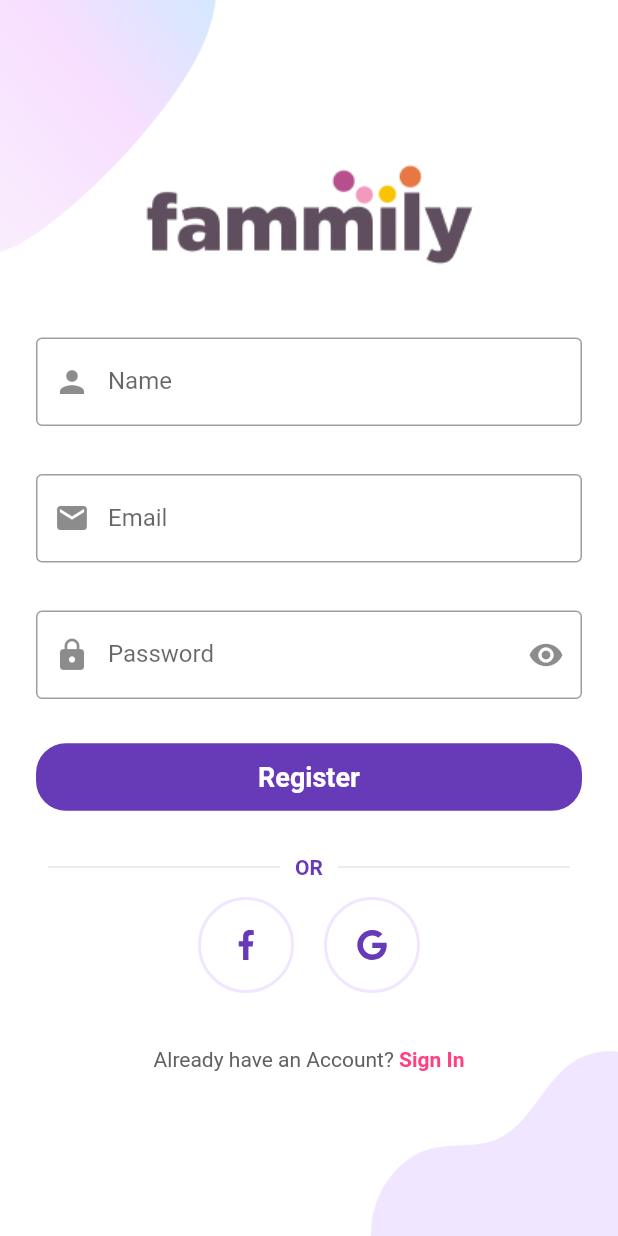
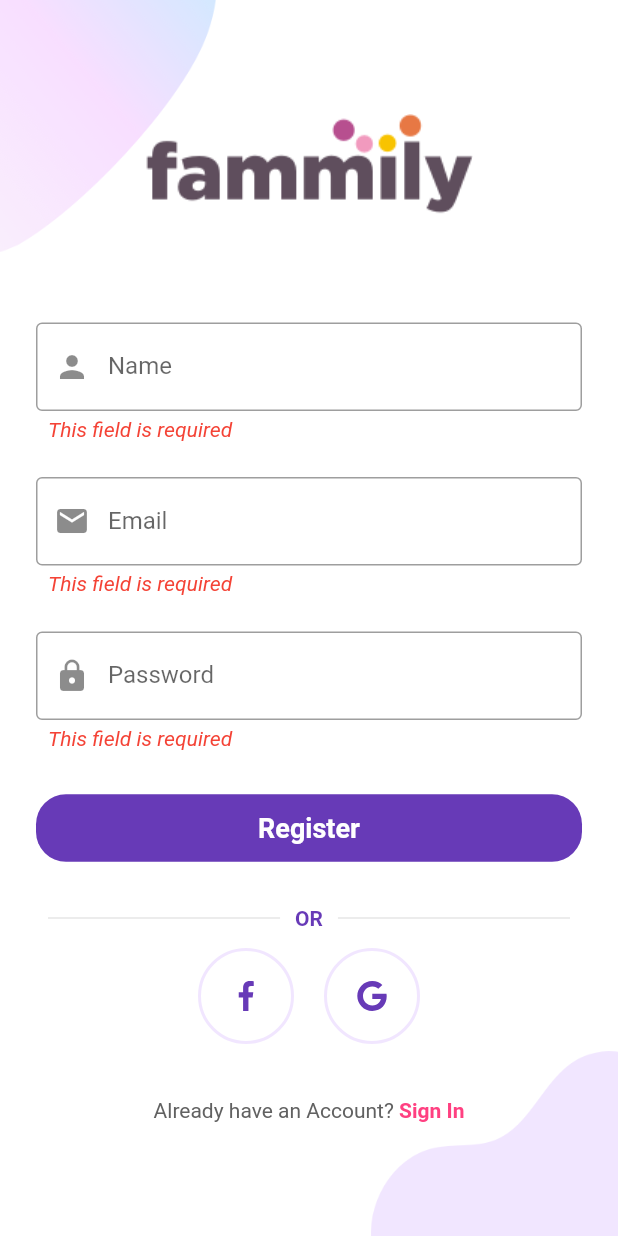
Before and after one commit to PiotrTarasinski/fammily, a Flutter app: the RegisterScreen screen opened directly, after a tap on "Register", on a phone screen of 412 x 824 dp. Run offline on Flutter 3.47's test engine with Material 2 defaults, Android fonts, the phone set to English and light mode, and no system bars; our stand-ins replace cloud_firestore, firebase_auth, firebase_core, flutter_svg, geolocator; accounts and stored records are empty; network calls fail.

Commit message:
Add login, register and logout

```diff
--- /dev/null
+++ b/lib/components/input.dart
@@ -0,0 +1,93 @@
+import 'package:fammily/utils/styles.dart';
+import 'package:flutter/material.dart';
+
+class Input extends StatefulWidget {
+  final String label;
+  final String hintText;
+  final Icon  icon;
+  final IconButton  suffixIcon;
+  final bool obscureText;
+  final TextInputType keyboardType;
+  final void Function(String) onSaveFunc;
+  Input(
+      {this.label,
+        this.hintText,
+        this.icon,
+        this.obscureText = false,
+        this.onSaveFunc,
+        this.keyboardType,
+        this.suffixIcon});
+  @override
+  _InputState createState() => _InputState(
+      hintText: hintText,
+      icon: icon,
+      label: label,
+      obscureText: obscureText,
+      onSaveFunc: onSaveFunc,
+      keyboardType: keyboardType,
+      suffixIcon: suffixIcon);
+}
+
+class _InputState extends State<Input> {
+  final String label;
+  final String hintText;
+  final Icon icon;
+  final IconButton suffixIcon;
+  final bool obscureText;
+  final TextInputType keyboardType;
+  final void Function(String) onSaveFunc;
+  String error;
+
+  _InputState(
+      {this.label,
+        this.hintText,
+        this.icon,
+        this.obscureText = false,
+        this.onSaveFunc,
+        this.keyboardType,
+        this.suffixIcon});
+
+  @override
+  Widget build(BuildContext context) {
+    return Column(crossAxisAlignment: CrossAxisAlignment.start, children: [
+      SizedBox(height: 24.0),
+      Container(
+          child: TextFormField(
+            validator: (value) {
+              if (value.isEmpty) {
+                setState(() {
+                  this.error = 'This field is required';
+                });
+              } else {
+                setState(() {
+                  error = null;
+                });
+              }
+              return null;
+            },
+            onSaved: (String value) {
+              onSaveFunc(value);
+            },
+            obscureText: obscureText,
+            keyboardType: this.keyboardType,
+            decoration: InputDecoration(
+                labelText: this.label,
+                border: OutlineInputBorder(
+                  borderSide: BorderSide(),
+                ),
+                prefixIcon: this.icon,
+                suffixIcon: this.suffixIcon,
+            ),
+          )),
+      if (this.error != null)
+        Container(
+          child: Text(this.error,
+              style: TextStyle(
+                  color: Colors.red,
+                  fontSize: 14.0,
+                  fontStyle: FontStyle.italic)),
+          padding: EdgeInsets.only(top: 4.0, left: 8.0),
+        ),
+    ]);
+  }
+}
--- a/lib/screens/register_screen.dart
+++ b/lib/screens/register_screen.dart
@@ -1,7 +1,10 @@
+import 'package:fammily/api/user.dart';
 import 'package:fammily/components/background.dart';
+import 'package:fammily/components/input.dart';
 import 'package:fammily/components/or_divider.dart';
 import 'package:fammily/components/social_icon.dart';
 import 'package:fammily/screens/login_screen.dart';
+import 'package:firebase_auth/firebase_auth.dart';
 import 'package:flutter/material.dart';
 
 class RegisterScreen extends StatefulWidget {
@@ -9,8 +12,59 @@ class RegisterScreen extends StatefulWidget {
   _RegisterScreenState createState() => _RegisterScreenState();
 }
 
+class _RegisterData {
+  String name = '';
+  String email = '';
+  String password = '';
+
+  void setEmail(String value) {
+    this.email = value;
+  }
+
+  void setPassword(String value) {
+    this.password = value;
+  }
+
+  void setName(String value) {
+    this.name = value;
+  }
+}
+
 class _RegisterScreenState extends State<RegisterScreen> {
+  final _registerFormKey = GlobalKey<FormState>();
   bool _showPassword = false;
+  _RegisterData _registerData = new _RegisterData();
+
+  void register() async {
+    if (_registerFormKey.currentState.validate()) {
+      _registerFormKey.currentState.save();
+      try {
+        User user = (await FirebaseAuth.instance.createUserWithEmailAndPassword(
+            email: _registerData.email, password: _registerData.password))
+            .user;
+        FirestoreUserController.addUser(
+            user.uid, _registerData.name);
+      } on FirebaseAuthException catch (e) {
+        if (e.code == 'weak-password') {
+          print('The password provided is too weak.');
+        } else if (e.code == 'email-already-in-use') {
+          print('The account already exists for that email.');
+        }
+      } catch (e) {
+        print(e);
+      }
+      try {
+       await FirebaseAuth.instance.signInWithEmailAndPassword(
+            email: _registerData.email, password: _registerData.password);
+      } on FirebaseAuthException catch (e) {
+        if (e.code == 'user-not-found') {
+          print('No user found for that email.');
+        } else if (e.code == 'wrong-password') {
+          print('Wrong password provided for that user.');
+        }
+      }
+    }
+  }
 
   @override
   Widget build(BuildContext context) {
@@ -23,7 +77,9 @@ class _RegisterScreenState extends State<RegisterScreen> {
             },
             child: Background(
               child: SingleChildScrollView(
-                child: Column(
+                child: Form(
+                    key: _registerFormKey,
+                    child: Column(
                   mainAxisAlignment: MainAxisAlignment.center,
                   children: <Widget>[
                     SizedBox(height: 32),
@@ -36,56 +92,30 @@ class _RegisterScreenState extends State<RegisterScreen> {
                     SizedBox(height: 48),
                     Container(
                         margin: EdgeInsets.symmetric(horizontal: 24),
-                        child: TextField(
+                        child: Input(
+                          label: 'Name',
+                          icon: Icon(Icons.person),
+                          onSaveFunc: this._registerData.setEmail,
                           keyboardType: TextInputType.name,
-                          decoration: InputDecoration(
-                              labelText: 'Name',
-                              border: OutlineInputBorder(
-                                borderSide: BorderSide(),
-                              ),
-                              prefixIcon: Icon(
-                                  Icons.person
-                              )
-                          ),
                         )
                     ),
-                    SizedBox(height: 32),
                     Container(
                         margin: EdgeInsets.symmetric(horizontal: 24),
-                        child: TextField(
+                        child: Input(
+                          label: 'Email',
+                          icon: Icon(Icons.email),
+                          onSaveFunc: this._registerData.setEmail,
                           keyboardType: TextInputType.emailAddress,
-                          decoration: InputDecoration(
-                              labelText: 'Email',
-                              border: OutlineInputBorder(
-                                borderSide: BorderSide(),
-                              ),
-                              prefixIcon: Icon(
-                                  Icons.email
-                              )
-                          ),
                         )
                     ),
-                    SizedBox(height: 32),
                     Container(
                         margin: EdgeInsets.symmetric(horizontal: 24),
-                        child: TextField(
+                        child: Input(
+                          label: 'Password',
+                          icon: Icon(Icons.lock),
+                          obscureText: !_showPassword,
+                          onSaveFunc: this._registerData.setPassword,
                           keyboardType: TextInputType.visiblePassword,
-                          obscureText: !_showPassword,
-                          decoration: InputDecoration(
-                              labelText: 'Password',
-                              border: OutlineInputBorder(
-                                borderSide: BorderSide(),
-                              ),
-                              prefixIcon: Icon(Icons.lock),
-                              suffixIcon: IconButton(
-                                icon: Icon(!_showPassword ? Icons.visibility : Icons.visibility_off),
-                                onPressed: () {
-                                  setState(() {
-                                    _showPassword = !_showPassword;
-                                  });
-                                },
-                              )
-                          ),
                         )
                     ),
                     SizedBox(height: 28),
@@ -106,9 +136,7 @@ class _RegisterScreenState extends State<RegisterScreen> {
                             fontSize: 18
                           ),
                         ),
-                        onPressed: () {
-                          print('@TODO Sign up');
-                        },
+                        onPressed: this.register,
                       )
                     ),
                     SizedBox(height: 28),
@@ -167,7 +195,7 @@ class _RegisterScreenState extends State<RegisterScreen> {
                     ),
                     SizedBox(height: 32),
                   ],
-                ),
+                )),
               ),
             )
         )
--- a/pubspec.yaml
+++ b/pubspec.yaml
@@ -23,6 +23,10 @@ environment:
 dependencies:
   google_maps_flutter: ^1.0.3
   geolocator: ^6.1.13
+  firebase_core: "0.5.2"
+  firebase_auth: "^0.18.3"
+  cloud_firestore: "^0.14.3"
+  firebase_storage: "^5.0.1"
   flutter:
     sdk: flutter
 
```
Also changed, not shown: lib/api/user.dart (added, +12 -0 lines), lib/main.dart (+77 -1 lines), lib/screens/family_screen.dart (+18 -0 lines), lib/screens/login_screen.dart (+54 -55 lines), lib/utils/styles.dart (added, +24 -0 lines), pubspec.lock, 3 other files.
